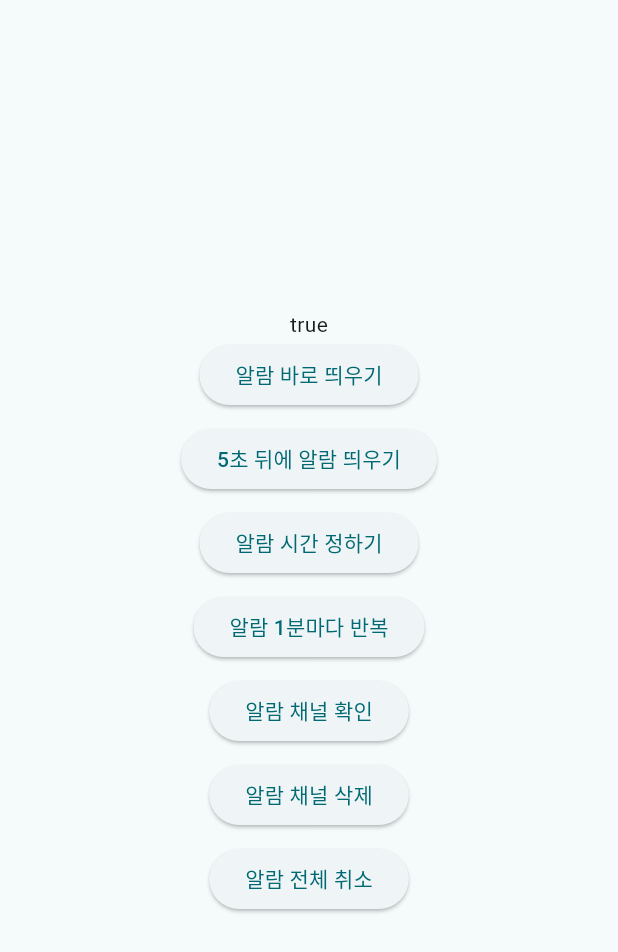
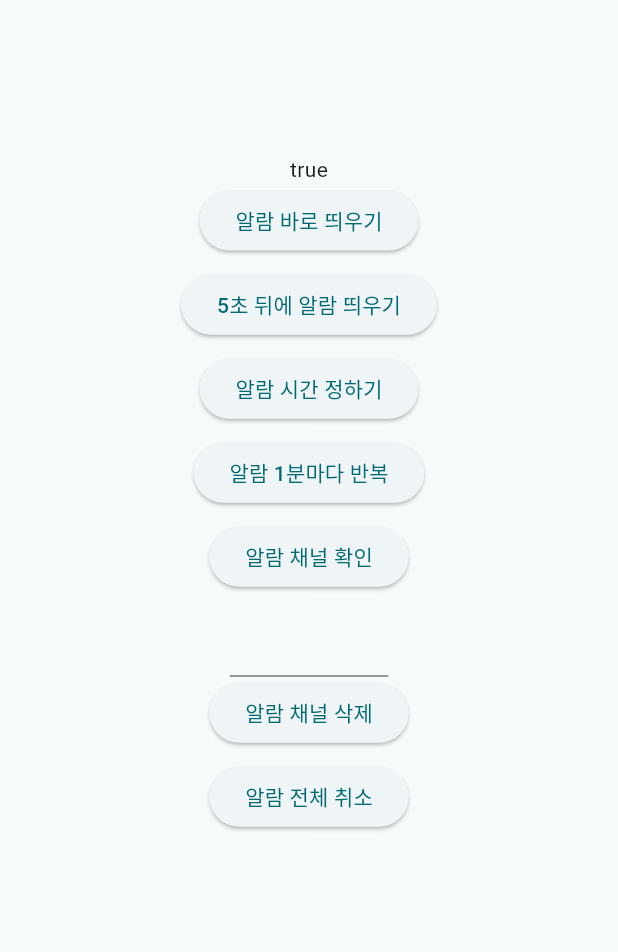
Before and after one commit to oreo1001/kobi, a Flutter app: the AlarmPage screen opened by its route, after a tap on "알람 1분마다 반복", on a phone screen of 412 x 824 dp. Shown: the top 952 px of the screen. Run offline on Flutter 3.47's test engine with Material 3 defaults, Android fonts, the phone set to English and light mode, and no system bars; our stand-ins replace flutter_local_notifications, flutter_screenutil, flutter_timezone, get, google_fonts, syncfusion_flutter_calendar and 1 more; network calls fail.

Commit message:
alarm일부 수정, 스레드 페이지 연동

```diff
--- a/lib/Alarm/page_alarm.dart
+++ b/lib/Alarm/page_alarm.dart
@@ -25,7 +25,9 @@ class AlarmPage extends StatefulWidget {
 }
 
 class _AlarmPageState extends State<AlarmPage> {
+  static const mainChannel = 'main channel ';
   NotificationController notificationController = Get.find();
+  final textController = TextEditingController();
   int id = 0;
   bool _notificationsEnabled = false;
 
@@ -118,21 +120,22 @@ class _AlarmPageState extends State<AlarmPage> {
   @override
   void dispose() {
     super.dispose();
-    notificationController.onClose();
+    textController.dispose();
+    // notificationController.onClose();
   }
 
   @override
   Widget build(BuildContext context) {
     return Scaffold(
-        body: Center(
-          child: Column(
-              children: [
+        body: SingleChildScrollView(
+      child: Center(
+        child: Column(children: [
           SizedBox(
-              height: 200.h,
+            height: 100.h,
           ),
           Text(_notificationsEnabled.toString()),
           Padding(
-              padding: const EdgeInsets.fromLTRB(0, 0, 0, 8),
+            padding: EdgeInsets.fromLTRB(0, 0, 0, 8.h),
             child: ElevatedButton(
               onPressed: () async {
                 await _showNotification();
@@ -176,11 +179,17 @@ class _AlarmPageState extends State<AlarmPage> {
               child: Text('알람 채널 확인'),
             ),
           ),
+          SizedBox(
+            width: 100.w,
+            child: TextField(
+              controller: textController,
+            ),
+          ),
           Padding(
             padding: const EdgeInsets.fromLTRB(0, 0, 0, 8),
             child: ElevatedButton(
               onPressed: () async {
-                  await _deleteNotificationChannel('your channel id2');
+                await _deleteNotificationChannel(textController.text);
               },
               child: Text('알람 채널 삭제'),
             ),
@@ -195,13 +204,15 @@ class _AlarmPageState extends State<AlarmPage> {
             ),
           ),
         ]),
+      ),
     ));
   }
 
   Future<void> _showNotification() async {
     const AndroidNotificationDetails androidNotificationDetails =
-        AndroidNotificationDetails('your channel id2', 'your channel name2',
-            channelDescription: 'your channel description2',
+        AndroidNotificationDetails(
+      '${mainChannel}id', '${mainChannel}name',
+      channelDescription: '${mainChannel}description',
       //importance: Importance.high, priority: Priority.high
     );
     const NotificationDetails notificationDetails =
@@ -220,8 +231,9 @@ class _AlarmPageState extends State<AlarmPage> {
         tz.TZDateTime.now(tz.local).add(const Duration(seconds: 5)),
         const NotificationDetails(
           android: AndroidNotificationDetails(
-              'your channel id', 'your channel name',
-              channelDescription: 'your channel description',
+            '${mainChannel}id',
+            '${mainChannel}name',
+            channelDescription: '${mainChannel}description',
           ),
         ),
         androidScheduleMode: AndroidScheduleMode.exactAllowWhileIdle,
@@ -237,8 +249,10 @@ class _AlarmPageState extends State<AlarmPage> {
         _nextInstanceOfTenAM(),
         const NotificationDetails(
           android: AndroidNotificationDetails(
-              'your channel id', 'your channel name',
-              channelDescription: 'your channel description'),
+            '${mainChannel}id',
+            '${mainChannel}name',
+            channelDescription: '${mainChannel}description',
+          ),
         ),
         androidScheduleMode: AndroidScheduleMode.exactAllowWhileIdle,
         uiLocalNotificationDateInterpretation:
@@ -273,7 +287,7 @@ class _AlarmPageState extends State<AlarmPage> {
                   AndroidFlutterLocalNotificationsPlugin>()!
               .getNotificationChannels();
 
-      return Container(
+      return SizedBox(
         width: double.maxFinite,
         child: ListView(
           children: <Widget>[
@@ -317,21 +331,19 @@ class _AlarmPageState extends State<AlarmPage> {
   }
 
   Future<void> _repeatNotification() async {
-    const AndroidNotificationDetails androidNotificationDetails =
-        AndroidNotificationDetails(
-      'repeating channel id',
-      'repeating channel name',
-      channelDescription: 'repeating description',
-    );
-    const NotificationDetails notificationDetails =
-        NotificationDetails(android: androidNotificationDetails);
     await notificationController.flutterLocalNotificationsPlugin
         .periodicallyShow(
       id++,
       'repeating title',
       'repeating body',
       RepeatInterval.everyMinute,
-      notificationDetails,
+      const NotificationDetails(
+        android: AndroidNotificationDetails(
+          '${mainChannel}id',
+          '${mainChannel}name',
+          channelDescription: '${mainChannel}description',
+        ),
+      ),
       androidScheduleMode: AndroidScheduleMode.exactAllowWhileIdle,
     );
   }
--- a/lib/Mail/function_parsing.dart
+++ b/lib/Mail/function_parsing.dart
@@ -1,4 +1,4 @@
-import '../Class/email.dart';
+import 'class_email.dart';
 
 List<Email> loadEmailsFromJson(List<dynamic> jsonList) {
   var newEmails = jsonList.map((json) {
--- a/lib/User/page_user.dart
+++ b/lib/User/page_user.dart
@@ -14,8 +14,8 @@ class _UserPageState extends State<UserPage> {
 
   @override
   Widget build(BuildContext context) {
-    String name = '동근';
-    String email = 'test@email.com';
+    String? name = '동근';
+    String? email = 'test@email.com';
     return Scaffold(
         body: ListView(
           children: [
```
Also changed, not shown: lib/Mail/page_email.dart (+43 -21 lines), lib/Mail/page_thread.dart (+2 -15 lines), lib/Mail/class_email.dart (renamed from lib/Class/email.dart). Lines whose indentation alone changed are shown as unchanged.
